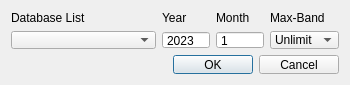
lzhengp1986/AutoTechSim, file ItshfSim/env/modeldlg.ui: the form before one commit.
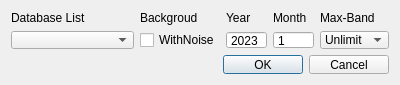
The form after the commit.

```diff
--- a/ItshfSim/env/modeldlg.ui
+++ b/ItshfSim/env/modeldlg.ui
@@ -9,19 +9,19 @@
    <rect>
     <x>0</x>
     <y>0</y>
-    <width>350</width>
+    <width>400</width>
     <height>85</height>
    </rect>
   </property>
   <property name="minimumSize">
    <size>
-    <width>350</width>
+    <width>400</width>
     <height>85</height>
    </size>
   </property>
   <property name="maximumSize">
    <size>
-    <width>400</width>
+    <width>450</width>
     <height>85</height>
    </size>
   </property>
@@ -29,33 +29,7 @@
    <string>Circuit Model</string>
   </property>
   <layout class="QGridLayout" name="gridLayout">
-   <item row="1" column="4">
-    <widget class="QSpinBox" name="year">
-     <property name="buttonSymbols">
-      <enum>QAbstractSpinBox::NoButtons</enum>
-     </property>
-     <property name="minimum">
-      <number>2020</number>
-     </property>
-     <property name="maximum">
-      <number>9999</number>
-     </property>
-     <property name="value">
-      <number>2023</number>
-     </property>
-    </widget>
-   </item>
-   <item row="0" column="5">
-    <widget class="QLabel" name="monthLabel">
-     <property name="text">
-      <string>Month</string>
-     </property>
-    </widget>
-   </item>
-   <item row="1" column="1" colspan="3">
-    <widget class="QComboBox" name="list"/>
-   </item>
-   <item row="1" column="5">
+   <item row="1" column="6">
     <widget class="QSpinBox" name="month">
      <property name="buttonSymbols">
       <enum>QAbstractSpinBox::NoButtons</enum>
@@ -68,13 +42,6 @@
      </property>
     </widget>
    </item>
-   <item row="0" column="4">
-    <widget class="QLabel" name="yearLabel">
-     <property name="text">
-      <string>Year</string>
-     </property>
-    </widget>
-   </item>
    <item row="0" column="1" colspan="3">
     <widget class="QLabel" name="dbLabel">
      <property name="text">
@@ -83,13 +50,39 @@
     </widget>
    </item>
    <item row="0" column="6">
+    <widget class="QLabel" name="monthLabel">
+     <property name="text">
+      <string>Month</string>
+     </property>
+    </widget>
+   </item>
+   <item row="1" column="1" colspan="3">
+    <widget class="QComboBox" name="list"/>
+   </item>
+   <item row="1" column="5">
+    <widget class="QSpinBox" name="year">
+     <property name="buttonSymbols">
+      <enum>QAbstractSpinBox::NoButtons</enum>
+     </property>
+     <property name="minimum">
+      <number>2020</number>
+     </property>
+     <property name="maximum">
+      <number>9999</number>
+     </property>
+     <property name="value">
+      <number>2023</number>
+     </property>
+    </widget>
+   </item>
+   <item row="0" column="7">
     <widget class="QLabel" name="bandLabel">
      <property name="text">
       <string>Max-Band</string>
      </property>
     </widget>
    </item>
-   <item row="2" column="1" colspan="6">
+   <item row="2" column="1" colspan="7">
     <widget class="QDialogButtonBox" name="btnBox">
      <property name="orientation">
       <enum>Qt::Horizontal</enum>
@@ -99,7 +92,7 @@
      </property>
     </widget>
    </item>
-   <item row="1" column="6">
+   <item row="1" column="7">
     <widget class="QComboBox" name="bandBox">
      <property name="sizePolicy">
       <sizepolicy hsizetype="Minimum" vsizetype="Fixed">
@@ -137,6 +130,27 @@
      </item>
     </widget>
    </item>
+   <item row="0" column="5">
+    <widget class="QLabel" name="yearLabel">
+     <property name="text">
+      <string>Year</string>
+     </property>
+    </widget>
+   </item>
+   <item row="1" column="4">
+    <widget class="QCheckBox" name="noiseChk">
+     <property name="text">
+      <string>WithNoise</string>
+     </property>
+    </widget>
+   </item>
+   <item row="0" column="4">
+    <widget class="QLabel" name="noiseLabel">
+     <property name="text">
+      <string>Backgroud</string>
+     </property>
+    </widget>
+   </item>
   </layout>
  </widget>
  <resources/>
```
Left out of the diff: 3 changed lines with no effect on the pictures.
